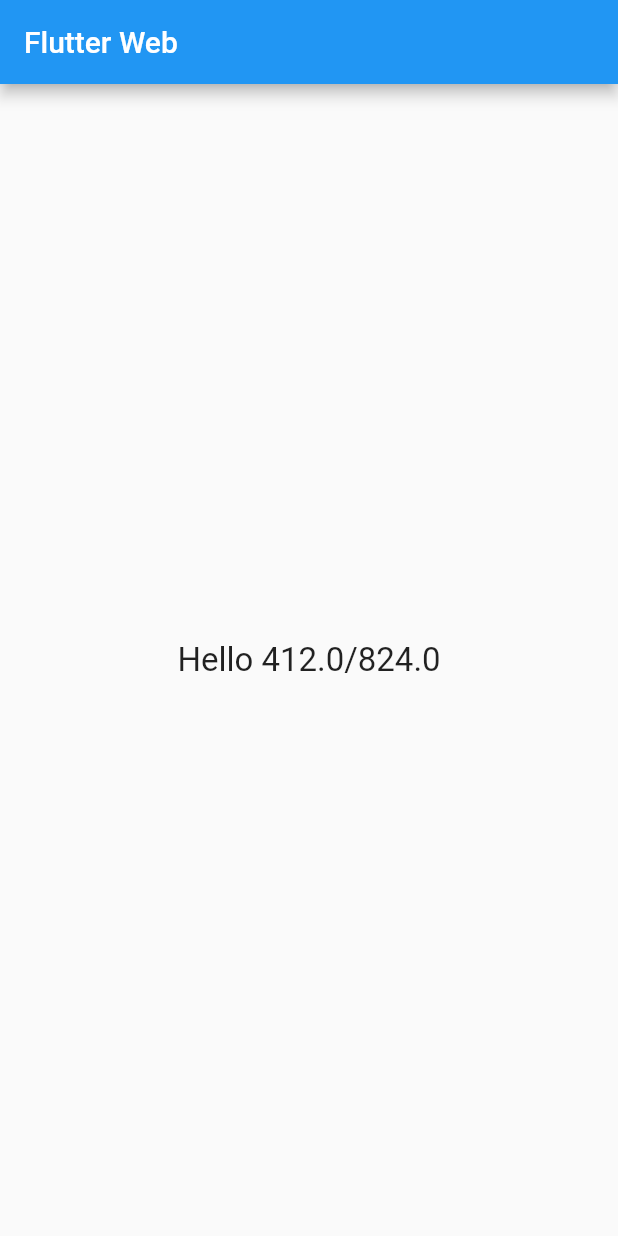
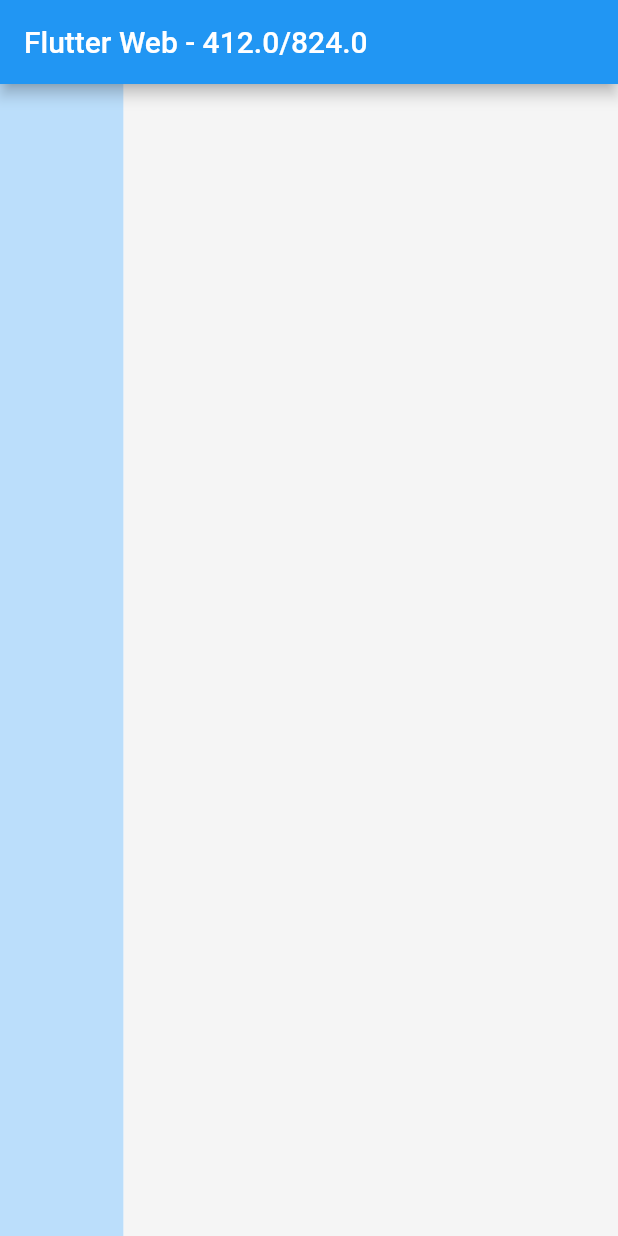
Before and after one commit to rlechetaudemy/carros_flutter_web, a Flutter app: the screen it shows after launch, on a phone screen of 412 x 824 dp. Run offline on Flutter 3.47's test engine with Material 2 defaults, Android fonts, the phone set to English and light mode, and no system bars.

Commit message:
Fist Commit

```diff
--- a/lib/home.dart
+++ b/lib/home.dart
@@ -14,11 +14,28 @@ class _HomePageState extends State<HomePage> {
 
     return Scaffold(
       appBar: AppBar(
-        title: Text("Flutter Web"),
+        title: Text("Flutter Web - ${size.width}/${size.height}"),
       ),
-      body: Center(
-        child: Text("Hello ${size.width}/${size.height}"),
-      ),
+      body: _body(),
+    );
+  }
+
+  _body() {
+    return Row(
+      children: <Widget>[
+        Expanded(
+          flex: 2,
+          child: Container(
+            color: Colors.blue[100],
+          ),
+        ),
+        Expanded(
+          flex: 8,
+          child: Container(
+            color: Colors.grey[100],
+          ),
+        )
+      ],
     );
   }
 }
```
